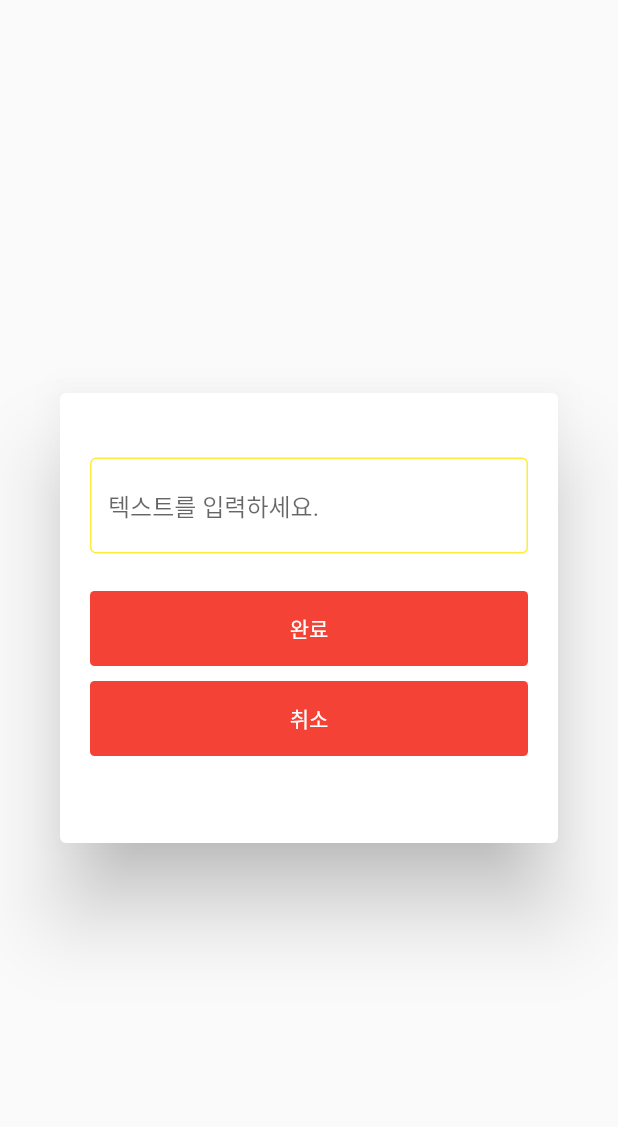
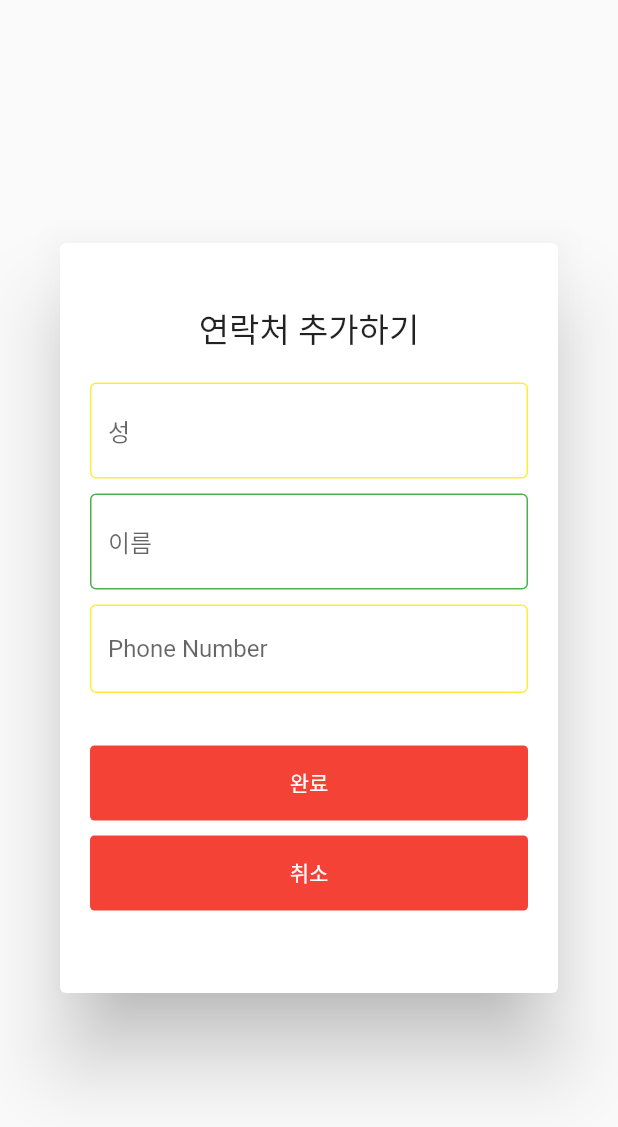
Before and after one commit to jjyoon-dev/contact_app, a Flutter app: the DialogUI widget shown alone on an empty page, opened directly, after a tap on "완료", on a phone screen of 412 x 824 dp. Shown: the top 1127 px of the screen. Run offline on Flutter 3.47's test engine with Material 2 defaults, Android fonts, the phone set to English and light mode, and no system bars; our stand-ins replace contacts_service, permission_handler.

Commit message:
연락처 추가버튼 - textfiled 추가. - SingleChildScrollView로 감싸서 스크롤가능하게 하기

```diff
--- a/lib/main.dart
+++ b/lib/main.dart
@@ -1,7 +1,6 @@
 import 'package:flutter/material.dart';
 import 'package:permission_handler/permission_handler.dart';
 import 'package:contacts_service/contacts_service.dart';
-
 
 void main() {
   runApp(MaterialApp(home: MyApp()));
@@ -16,7 +15,6 @@ class MyApp extends StatefulWidget {
 }
 
 class _MyAppState extends State<MyApp> {
-
   getPermission() async {
     var status = await Permission.contacts.status; // 연락처 권한줬는지 여부
     if (status.isGranted) {
@@ -24,7 +22,7 @@ class _MyAppState extends State<MyApp> {
       // 연락처 꺼내기
       var contacts = await ContactsService.getContacts();
       setState(() {
-        name = contacts;
+        contactList = contacts;
       });
       // 연락처 추가하는 법
       // var newPerson = new Contact(); //new 는 생략가능
@@ -56,46 +54,49 @@ class _MyAppState extends State<MyApp> {
   //   {'name' : '피자집', 'like' : 0},
   // ];
 
-  var name = [];
+  List<Contact> contactList = [];
 
-  // var like = [0, 0, 0];
+  List<int> like = [0, 0, 0]; // var like -> List<int> list인데 int만 있는 list
   var inputName = '';
 
-  addNewName(inputName){
-    setState((){
+  addNewName(inputName) {
+    setState(() {
       if (inputName == '') {
         return;
       } else {
-        name.add(
-          {"name" : inputName, "like" : 0,}
-        );
+        contactList.add(inputName);
         Navigator.of(context).pop();
       }
     });
   }
-
 
   @override
   Widget build(BuildContext context) {
     return Scaffold(
       floatingActionButton: FloatingActionButton(
         onPressed: () {
-          print(name);
+          print(contactList);
           showDialog(
               context: context,
               builder: (context) {
-                return DialogUI(addNewName : addNewName,);
+                return DialogUI(
+                  addNewName: addNewName,
+                );
               });
         },
       ),
       appBar: AppBar(
-        title: Text('연락처앱  ' + name.length.toString()),
+        title: Text('연락처앱  ' + contactList.length.toString()),
         actions: [
-          IconButton(onPressed: (){ getPermission(); }, icon: Icon(Icons.contacts)),
+          IconButton(
+              onPressed: () {
+                getPermission();
+              },
+              icon: Icon(Icons.contacts)),
         ],
       ),
       body: ListView.builder(
-        itemCount: name.length,
+        itemCount: contactList.length,
         itemBuilder: (context, i) {
           return ListTile(
               leading: Image.asset('assets/user_profile.png'),
@@ -106,7 +107,8 @@ class _MyAppState extends State<MyApp> {
               //     Text(name[i]['like'].toString()),
               //   ],
               // ),
-            title: Text(name[i].givenName),
+              title: Text(contactList[i].givenName ?? '이름이 없습니다.'),
+              // ?? 왼쪽변수가 null이면 오른쪽을 남겨라. null check 삼항연산자
               trailing: Wrap(
                 spacing: 10,
                 children: [
@@ -114,7 +116,7 @@ class _MyAppState extends State<MyApp> {
                     child: Text('like'),
                     onPressed: () {
                       setState(() {
-                      name[i]['like'] = (name[i]['like'] as int) + 1;
+                        like[i] = like[i] + 1;
                       });
                     },
                   ),
@@ -122,15 +124,13 @@ class _MyAppState extends State<MyApp> {
                     child: Text('delete'),
                     onPressed: () {
                       setState(() {
-                      name.removeAt(i);
-                      print(name);
+                        contactList.removeAt(i);
+                        print(contactList);
                       });
                     },
                   ),
                 ],
-            )
-
-          );
+              ));
         },
       ),
       bottomNavigationBar: BottomAppBar(
@@ -149,10 +149,12 @@ class _MyAppState extends State<MyApp> {
   }
 }
 
-
 // DialogUI
 class DialogUI extends StatelessWidget {
-  DialogUI({Key? key, this.addNewName,}) : super(key: key);
+  DialogUI({
+    Key? key,
+    this.addNewName,
+  }) : super(key: key);
   final addNewName;
   var inputData = TextEditingController();
   var inputNewName = '';
@@ -162,26 +164,69 @@ class DialogUI extends StatelessWidget {
     return Dialog(
       // shape: RoundedRectangleBorder(
       //     borderRadius: BorderRadius.circular(20.0)), //this right here
+      child: SingleChildScrollView(
+        scrollDirection: Axis.vertical,
         child: Container(
           width: 500,
-        height: 300,
+          height: 500,
           child: Padding(
             padding: const EdgeInsets.all(20.0),
             child: Column(
               mainAxisAlignment: MainAxisAlignment.center,
               crossAxisAlignment: CrossAxisAlignment.start,
               children: [
-              TextField(
+                Center(
+                  child: Container(
+                      margin: EdgeInsets.fromLTRB(0.0, 0.0, 0.0, 20.0),
+                      child: Text('연락처 추가하기', style: TextStyle(fontSize: 22))),
+                ),
+                Container(
+                  margin: EdgeInsets.fromLTRB(0.0, 0.0, 0.0, 10.0),
+                  child: TextField(
                     // controller: inputData,
-                onChanged: (text){ inputNewName = text; print(inputNewName);},
+                    onChanged: (text) {
+                      inputNewName = text;
+                      print(inputNewName);
+                    },
                     decoration: InputDecoration(
                         focusedBorder: OutlineInputBorder(
-                      borderSide: BorderSide(color: Colors.red)
+                            borderSide: BorderSide(color: Colors.red)),
+                        enabledBorder: OutlineInputBorder(
+                            borderSide: BorderSide(color: Colors.yellow)),
+                        hintText: '성'),
                   ),
+                ),
+                Container(
+                  margin: EdgeInsets.fromLTRB(0.0, 0.0, 0.0, 10.0),
+                  child: TextField(
+                    // controller: inputData,
+                    onChanged: (text) {
+                      inputNewName = text;
+                      print(inputNewName);
+                    },
+                    decoration: InputDecoration(
+                        focusedBorder: OutlineInputBorder(
+                            borderSide: BorderSide(color: Colors.red)),
                         enabledBorder: OutlineInputBorder(
-                      borderSide: BorderSide(color: Colors.yellow)
+                            borderSide: BorderSide(color: Colors.green)),
+                        hintText: '이름'),
                   ),
-                    hintText: '텍스트를 입력하세요.'),
+                ),
+                Container(
+                  margin: EdgeInsets.fromLTRB(0.0, 0.0, 0.0, 10.0),
+                  child: TextField(
+                    // controller: inputData,
+                    onChanged: (text) {
+                      inputNewName = text;
+                      print(inputNewName);
+                    },
+                    decoration: InputDecoration(
+                        focusedBorder: OutlineInputBorder(
+                            borderSide: BorderSide(color: Colors.red)),
+                        enabledBorder: OutlineInputBorder(
+                            borderSide: BorderSide(color: Colors.yellow)),
+                        hintText: 'Phone Number'),
+                  ),
                 ),
                 Container(
                   child: SizedBox(
@@ -200,7 +245,13 @@ class DialogUI extends StatelessWidget {
                             height: 50,
                             child: TextButton(
                               onPressed: () {
-                              addNewName(inputNewName);
+                                var newContact = Contact();
+                                newContact.givenName =
+                                    inputData.text; //새로운 연락처 만들기
+                                ContactsService.addContact(
+                                    newContact); // 실제로 연락처에 집어넣기
+                                addNewName(
+                                    inputNewName); // contactList이라는 state에도 저장해보기
                                 // Navigator.of(context).pop();
                               },
                               child: Text("완료"),
@@ -238,6 +289,7 @@ class DialogUI extends StatelessWidget {
             ),
           ),
         ),
+      ),
     );
   }
 }
```
Lines whose indentation alone changed are shown as unchanged.
